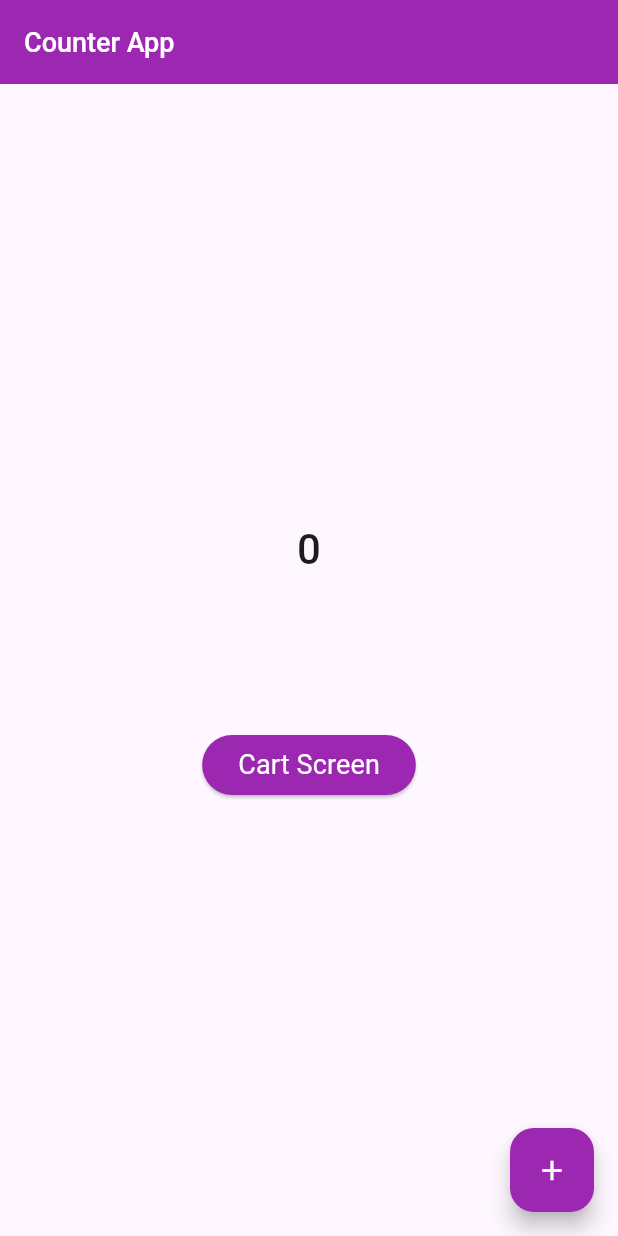
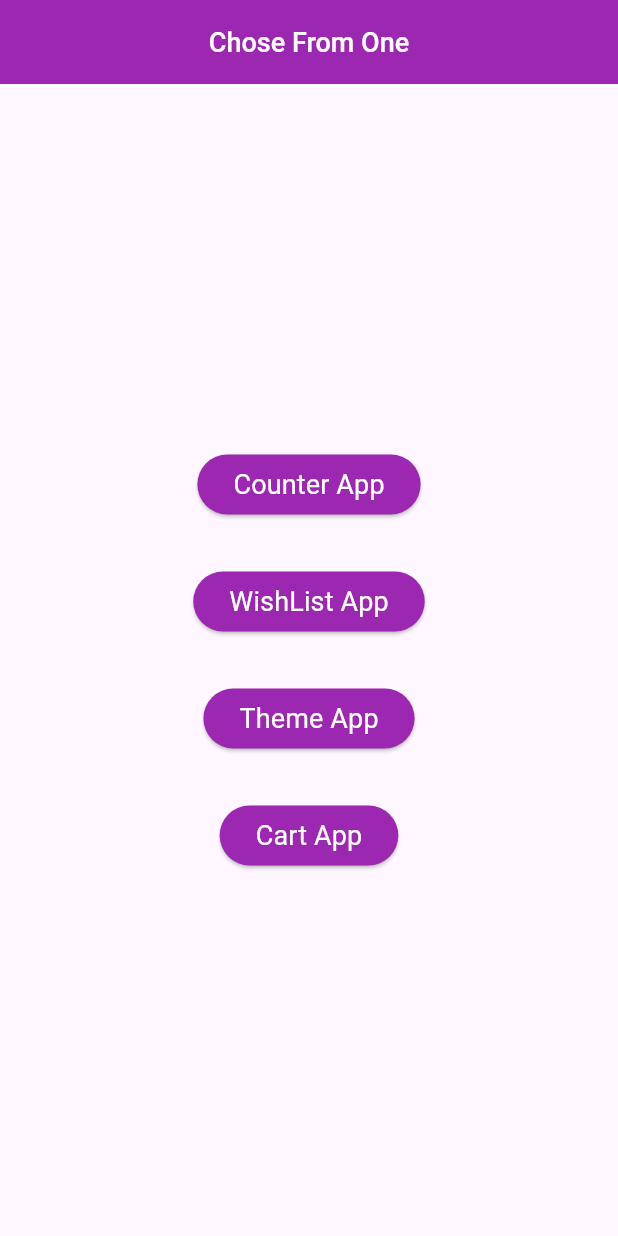
Before and after one commit to FaizMuhammad384/Provider-StateManagement-Project, a Flutter app: the screen it shows after launch, on a phone screen of 412 x 824 dp. Run offline on Flutter 3.47's test engine with Material 3 defaults, Android fonts, the phone set to English and light mode, and no system bars.

Commit message:
some changes

```diff
--- a/lib/main.dart
+++ b/lib/main.dart
@@ -3,8 +3,8 @@ import 'package:provider/provider.dart';
 import 'package:provider_statemanagement/providers/cart_provider.dart';
 import 'package:provider_statemanagement/providers/counter_provider.dart';
 import 'package:provider_statemanagement/providers/theme_provider.dart';
-import 'package:provider_statemanagement/views/screens/counter_screen.dart';
-import 'package:provider_statemanagement/views/screens/theme_screen.dart';
+import 'package:provider_statemanagement/providers/wish_list_provider.dart';
+import 'package:provider_statemanagement/views/screens/choose_app_screen.dart';
 
 
 void main() {
@@ -21,19 +21,14 @@ class MyApp extends StatelessWidget {
         ChangeNotifierProvider(create: (context) => CartProvider()),
         ChangeNotifierProvider(create: (context) => CounterProvider()),
         ChangeNotifierProvider(create: (context) => ThemeProvider()),
+        ChangeNotifierProvider(create: (context) => WishListProvider()),
       ],
       child: Consumer<ThemeProvider>(
         builder: (context, provider, child) {
           return MaterialApp(
-            // theme: ThemeData(
-            //   colorScheme: ColorScheme.fromSeed(
-            //     seedColor: Colors.deepPurple,
-            //   ),
-            //   useMaterial3: true,
-            // ),
             theme: provider.themeData,
             debugShowCheckedModeBanner: false,
-            home: const CounterScreen()
+            home: const ChooseAppScreen()
           );
         },
       )
--- a/lib/models/product_model.dart
+++ b/lib/models/product_model.dart
@@ -6,6 +6,7 @@ class ProductModel {
   int product_price;
   Color produc_color;
 
+
   ProductModel({
     required this.product_id,
     required this.product_name,
--- a/lib/providers/theme_provider.dart
+++ b/lib/providers/theme_provider.dart
@@ -5,7 +5,9 @@ import 'package:flutter/material.dart';
 class ThemeProvider extends ChangeNotifier{
 
   /// set by default theme data to light theme
-  ThemeData _themeData = ThemeData.light();
+  ThemeData _themeData = ThemeData.light(
+      useMaterial3: true,
+  );
 
   /// get theme data
   ThemeData get themeData => _themeData;
--- /dev/null
+++ b/lib/providers/wish_list_provider.dart
@@ -0,0 +1,24 @@
+
+
+import 'package:flutter/material.dart';
+
+class WishListProvider extends ChangeNotifier{
+
+  /// empty list
+  final List _wishList = [];
+
+  List get wishList => _wishList;
+
+  /// add item into wishList
+  void addItem(String item){
+    _wishList.add(item);
+    notifyListeners();
+  }
+
+  /// remove item into wishList
+  void removeItem(String item){
+    _wishList.remove(item);
+    notifyListeners();
+  }
+
+}
--- a/lib/views/screens/cart_screen.dart
+++ b/lib/views/screens/cart_screen.dart
@@ -4,6 +4,8 @@ import 'package:provider_statemanagement/constants/constant.dart';
 import 'package:provider_statemanagement/models/product_model.dart';
 import 'package:provider_statemanagement/providers/cart_provider.dart';
 import 'package:provider_statemanagement/views/screens/cart_details_screen.dart';
+
+
 
 class HomeScreen extends StatelessWidget {
   const HomeScreen({super.key});
--- /dev/null
+++ b/lib/views/screens/choose_app_screen.dart
@@ -0,0 +1,100 @@
+import 'package:flutter/material.dart';
+import 'package:provider_statemanagement/views/screens/counter_screen.dart';
+import 'package:provider_statemanagement/views/screens/theme_screen.dart';
+import 'package:provider_statemanagement/views/screens/wish_list_screen.dart';
+
+import 'cart_screen.dart';
+
+
+class ChooseAppScreen extends StatelessWidget {
+  const ChooseAppScreen({super.key});
+
+  @override
+  Widget build(BuildContext context) {
+    return Scaffold(
+      appBar: AppBar(
+        backgroundColor: Colors.purple,
+        title: const Text(
+          "Chose From One",
+          style: TextStyle(
+              fontWeight: FontWeight.w500,
+              fontSize: 18,
+              color: Colors.white
+          ),
+        ),
+        centerTitle: true,
+      ),
+      body: Center(
+        child: Column(
+          crossAxisAlignment: CrossAxisAlignment.center,
+          mainAxisAlignment: MainAxisAlignment.center,
+          children: [
+            ElevatedButton(
+              onPressed: (){
+                Navigator.push(context, MaterialPageRoute(builder: (context) => const CounterScreen()));
+              },
+              style: ElevatedButton.styleFrom(
+                backgroundColor: Colors.purple,
+              ),
+              child: const Text("Counter App",
+                style: TextStyle(
+                    fontWeight: FontWeight.w400,
+                    fontSize: 18,
+                    color: Colors.white
+                ),
+              ),
+            ),
+            const SizedBox(height: 30),
+            ElevatedButton(
+              onPressed: (){
+                Navigator.push(context, MaterialPageRoute(builder: (context) => const WishListScreen()));
+              },
+              style: ElevatedButton.styleFrom(
+                backgroundColor: Colors.purple,
+              ),
+              child: const Text("WishList App",
+                style: TextStyle(
+                    fontWeight: FontWeight.w400,
+                    fontSize: 18,
+                    color: Colors.white
+                ),
+              ),
+            ),
+            const SizedBox(height: 30),
+            ElevatedButton(
+              onPressed: (){
+                Navigator.push(context, MaterialPageRoute(builder: (context) => const ThemeScreen()));
+              },
+              style: ElevatedButton.styleFrom(
+                backgroundColor: Colors.purple,
+              ),
+              child: const Text("Theme App",
+                style: TextStyle(
+                    fontWeight: FontWeight.w400,
+                    fontSize: 18,
+                    color: Colors.white
+                ),
+              ),
+            ),
+            const SizedBox(height: 30),
+            ElevatedButton(
+              onPressed: (){
+                Navigator.push(context, MaterialPageRoute(builder: (context) => const HomeScreen()));
+              },
+              style: ElevatedButton.styleFrom(
+                backgroundColor: Colors.purple,
+              ),
+              child: const Text("Cart App",
+                style: TextStyle(
+                    fontWeight: FontWeight.w400,
+                    fontSize: 18,
+                    color: Colors.white
+                ),
+              ),
+            ),
+          ],
+        ),
+      ),
+    );
+  }
+}
--- a/lib/views/screens/counter_screen.dart
+++ b/lib/views/screens/counter_screen.dart
@@ -1,7 +1,7 @@
 import 'package:flutter/material.dart';
 import 'package:provider/provider.dart';
 import 'package:provider_statemanagement/providers/counter_provider.dart';
-import 'package:provider_statemanagement/views/screens/cart_screen.dart';
+
 
 class CounterScreen extends StatelessWidget {
   const CounterScreen({super.key});
@@ -9,6 +9,7 @@ class CounterScreen extends StatelessWidget {
   @override
   Widget build(BuildContext context) {
     debugPrint("build function called!!!");
+    final provider = Provider.of<CounterProvider>(context,listen: false);
     return Scaffold(
       appBar: AppBar(
         backgroundColor: Colors.purple,
@@ -20,45 +21,57 @@ class CounterScreen extends StatelessWidget {
             color: Colors.white
           ),
         ),
+        leading: IconButton(
+          onPressed: () {
+            Navigator.pop(context);
+          },
+          icon: const Icon(Icons.arrow_back_ios, color: Colors.white),
+        ),
       ),
       body: Center(
-        child: Column(
-          mainAxisAlignment: MainAxisAlignment.center,
-          children: [
-            Consumer<CounterProvider>(
+        child: Consumer<CounterProvider>(
           builder: (ctx, counterProvider, child) {
             return Text(
-                  counterProvider.count.toString(),
+
+              provider.count.toString(),
+
+
+              /// setup no 01
+              // counterProvider.count.toString(),
+
+
+              /// setup no 02
+              // ctx.watch<CounterProvider>().count.toString(),
+
+
+            /// setup no 03
+            // context.watch<CounterProvider>().count.toString(),
+
+              /// setup no 04
+              // Provider.of<CounterProvider>(context).count.toString(),
               style: const TextStyle(
                   fontWeight: FontWeight.w500,
                   fontSize: 28,
               ),
             );
           },
-            ),
-            const SizedBox(height: 100),
-            ElevatedButton(
-              onPressed: (){
-                Navigator.push(context, MaterialPageRoute(builder: (context) => const HomeScreen()));
-              },
-              style: ElevatedButton.styleFrom(
-                backgroundColor: Colors.purple,
-              ),
-              child: const Text("Cart Screen",
-                style: TextStyle(
-                    fontWeight: FontWeight.w400,
-                    fontSize: 18,
-                    color: Colors.white
-                ),
-              ),
-            ),
-          ],
         )
       ),
       floatingActionButton: FloatingActionButton(
         onPressed: () {
+
+          provider.increment();
+
+          /// setup no 01
           // Provider.of<CounterProvider>(context,listen: false).increment();
-          context.read<CounterProvider>().increment();
+
+
+          /// setup no 02
+          // context.read<CounterProvider>().increment();
+
+
+          /// setup no 03
+          // context.watch<CounterProvider>().decrement();
           },
         backgroundColor: Colors.purple,
         child: const Icon(
```
Also changed, not shown: lib/providers/counter_provider.dart (+4 -6 lines), lib/views/screens/cart_details_screen.dart (+0 -19 lines), lib/views/screens/wish_list_screen.dart (added, +86 -0 lines). Lines whose indentation alone changed are shown as unchanged.
